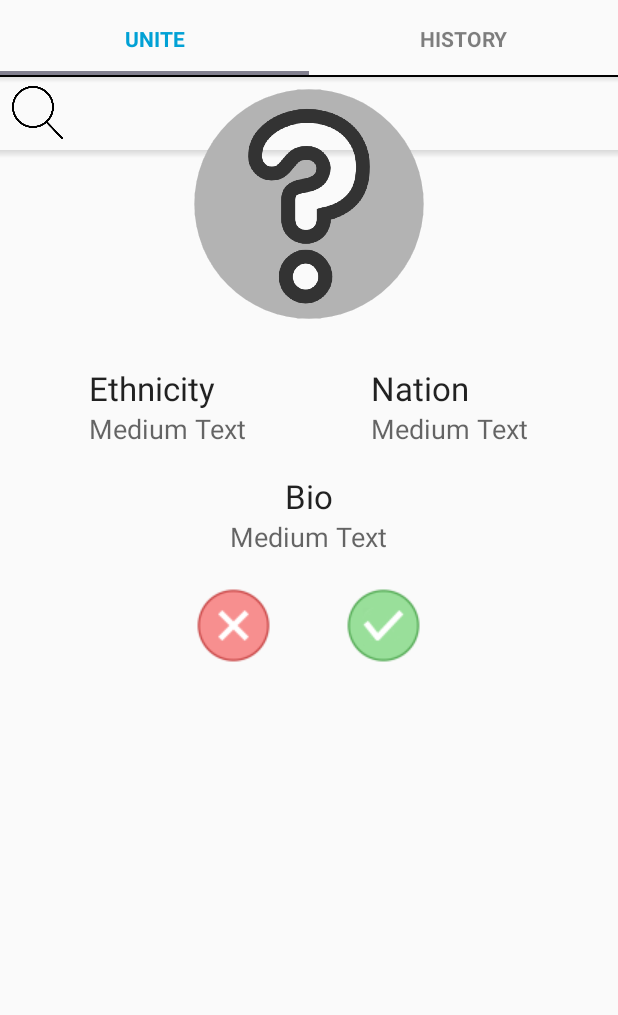
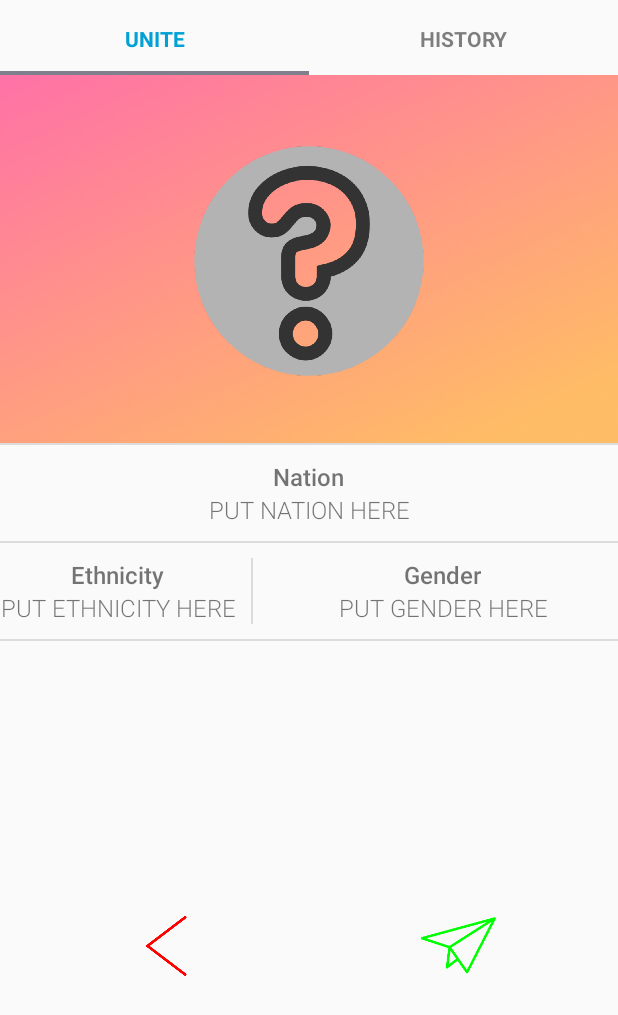
Before and after one commit to nickyhuynh/Unite, an Android app: the MainActivity screen opened directly, with no data from a screen before it, on a phone screen of 412 x 824 dp. Shown: the top 1015 px of the screen. Run offline under Robolectric (Android 15) with nearby library versions, the phone set to English and light mode, and no system bars.

Commit message:
ui changes

```diff
--- a/app/src/main/java/com/powergroup/unite/app/GenericActivity.java
+++ b/app/src/main/java/com/powergroup/unite/app/GenericActivity.java
@@ -50,11 +50,11 @@ public class GenericActivity extends FragmentActivity {
         finish();
     }
 
-//    public void navigateToQR() {
-//        Log.d(TAG, "Navigated to QR.");
-//        Intent intent = new Intent();
-//        intent.setClass(Application.getInstance(), QRActivity.class);
-//        startActivity(intent);
-//        finish();
-//    }
+    public void navigateToQR() {
+        Log.d(TAG, "Navigated to QR.");
+        Intent intent = new Intent();
+        intent.setClass(Application.getInstance(), QRActivity.class);
+        startActivity(intent);
+        finish();
+    }
 }
--- a/app/src/main/java/com/powergroup/unite/launcher/LauncherActivity.java
+++ b/app/src/main/java/com/powergroup/unite/launcher/LauncherActivity.java
@@ -40,7 +40,7 @@ public class LauncherActivity extends GenericActivity {
             public void onFinish() {
                 if(AccessToken.getCurrentAccessToken() != null) {
 //                    navigateToMain();
-                    navigateToCreateProfile();
+                    navigateToMain();
                 } else {
                     navigateToLogin();
                 }
--- a/app/src/main/java/com/powergroup/unite/login/LoginActivity.java
+++ b/app/src/main/java/com/powergroup/unite/login/LoginActivity.java
@@ -53,7 +53,8 @@ public class LoginActivity extends GenericActivity {
             @Override
             public void onSuccess(LoginResult loginResult) {
                 Log.d(TAG, "Logged in!");
-                navigateToCreateProfile();
+//                navigateToCreateProfile();
+                navigateToMain();
             }
 
             @Override
--- a/app/src/main/res/layout/activity_main.xml
+++ b/app/src/main/res/layout/activity_main.xml
@@ -31,7 +31,14 @@
         android:weightSum="1"
         android:layout_below="@+id/tabs">
 
+        <RelativeLayout
+            android:layout_width="match_parent"
+            android:layout_height="245dp"
+            android:gravity="center"
+            android:background="@drawable/user_profile_gradient">
+
             <com.powergroup.unite.app.CircularImageView
+                android:layout_marginTop="25dp"
                 android:layout_width="172dp"
                 android:layout_height="194dp"
                 android:id="@+id/imageView"
@@ -39,106 +46,142 @@
                 android:src="@drawable/question_mark"
                 android:background="#00ffffff" />
 
-        <RelativeLayout
+        </RelativeLayout>
+
+        <View style="@style/DividerNoTopMargin"/>
+
+        <LinearLayout
             android:layout_width="match_parent"
-            android:layout_height="72dp"
-            android:gravity="center_horizontal">
+            android:layout_height="wrap_content"
+            android:orientation="vertical">
 
             <TextView
                 android:layout_width="wrap_content"
                 android:layout_height="wrap_content"
-                android:textAppearance="?android:attr/textAppearanceLarge"
-                android:text="Ethnicity"
-                android:id="@+id/textView"
-                android:layout_alignParentTop="true"
-                android:layout_alignParentStart="true" />
+                android:text="Nation"
+                android:fontFamily="sans-serif-medium"
+                android:textSize="16sp"
+                android:id="@+id/nation_label"
+                android:layout_gravity="center"
+                android:gravity="center" />
 
             <TextView
-                android:layout_gravity="center_horizontal"
+                android:layout_gravity="center"
+                android:gravity="center"
+                android:layout_width="match_parent"
+                android:layout_height="wrap_content"
+                android:text="PUT NATION HERE"
+                android:fontFamily="sans-serif-light"
+                android:textSize="16sp"
+                android:id="@+id/user_nation"
+                android:layout_below="@id/nation_label"
+                />
+
+        </LinearLayout>
+
+        <View style="@style/Divider"/>
+
+        <LinearLayout
+            android:layout_width="match_parent"
+            android:layout_height="wrap_content"
+            android:orientation="horizontal">
+
+            <LinearLayout
                 android:layout_width="wrap_content"
                 android:layout_height="wrap_content"
-                android:textAppearance="?android:attr/textAppearanceMedium"
-                android:text="Medium Text"
-                android:id="@+id/textView5"
-                android:layout_below="@+id/textView"
-                android:layout_alignStart="@+id/textView" />
+                android:orientation="vertical"
+                android:id="@+id/layout_ethnicity">
 
                 <TextView
                     android:layout_width="wrap_content"
                     android:layout_height="wrap_content"
-                android:textAppearance="?android:attr/textAppearanceLarge"
-                android:text="Nation"
-                android:id="@+id/textView2"
-                android:layout_marginStart="83dp"
-                android:layout_above="@+id/textView6"
-                android:layout_toEndOf="@+id/textView5" />
+                    android:text="Ethnicity"
+                    android:fontFamily="sans-serif-medium"
+                    android:textSize="16sp"
+                    android:id="@+id/ethnicity_label"
+                    android:layout_gravity="center"
+                    android:gravity="center" />
+
+                <TextView
+                    android:layout_gravity="center"
+                    android:gravity="center"
+                    android:layout_width="wrap_content"
+                    android:layout_height="wrap_content"
+                    android:text="PUT ETHNICITY HERE"
+                    android:fontFamily="sans-serif-light"
+                    android:textSize="16sp"
+                    android:id="@+id/user_ethnicity"
+                    android:layout_below="@id/ethnicity_label"
+                    />
+
+            </LinearLayout>
+
+            <View style="@style/VerticalDivider"/>
+
+            <LinearLayout
+                android:layout_width="match_parent"
+                android:layout_height="wrap_content"
+                android:orientation="vertical"
+                android:id="@+id/layout_gender"
+                android:layout_toRightOf="@id/layout_ethnicity">
 
                 <TextView
                     android:layout_width="wrap_content"
                     android:layout_height="wrap_content"
-                android:textAppearance="?android:attr/textAppearanceMedium"
-                android:text="Medium Text"
-                android:id="@+id/textView6"
-                android:layout_alignBottom="@+id/textView5"
-                android:layout_alignStart="@+id/textView2" />
-        </RelativeLayout>
+                    android:text="Gender"
+                    android:fontFamily="sans-serif-medium"
+                    android:textSize="16sp"
+                    android:id="@+id/gender_label"
+                    android:layout_gravity="center"
+                    android:gravity="center" />
+
+                <TextView
+                    android:layout_gravity="center"
+                    android:gravity="center"
+                    android:layout_width="match_parent"
+                    android:layout_height="wrap_content"
+                    android:text="PUT GENDER HERE"
+                    android:fontFamily="sans-serif-light"
+                    android:textSize="16sp"
+                    android:id="@+id/user_gender"
+                    android:layout_below="@+id/gender_label"
+                    />
+
+            </LinearLayout>
+
+        </LinearLayout>
+
+        <View style="@style/Divider"/>
 
         <RelativeLayout
             android:layout_width="match_parent"
-            android:layout_height="76dp">
+            android:layout_height="match_parent">
 
-            <TextView
-                android:layout_width="wrap_content"
-                android:layout_height="wrap_content"
-                android:textAppearance="?android:attr/textAppearanceLarge"
-                android:text="Bio"
-                android:id="@+id/textView3"
-                android:layout_alignParentTop="true"
-                android:layout_centerHorizontal="true" />
+            <View
+                android:id="@+id/center_block"
+                android:layout_width="150dp"
+                android:layout_height="50dp"
+                android:layout_centerInParent="true"
+                android:background="@android:color/transparent"/>
 
-            <TextView
-                android:layout_width="wrap_content"
-                android:layout_height="wrap_content"
-                android:textAppearance="?android:attr/textAppearanceMedium"
-                android:text="Medium Text"
-                android:id="@+id/textView4"
-                android:layout_below="@+id/textView3"
-                android:layout_centerHorizontal="true" />
+            <ImageView
+                android:id="@+id/back_button"
+                android:background="@drawable/back_logo"
+                android:backgroundTint="#FF0000"
+                android:layout_width="40dp"
+                android:layout_height="40dp"
+                android:layout_toLeftOf="@id/center_block"
+                android:layout_centerVertical="true"/>
 
+            <ImageView
+                android:id="@+id/message_button"
+                android:background="@drawable/message_logo"
+                android:backgroundTint="#00FF00"
+                android:layout_width="50dp"
+                android:layout_height="50dp"
+                android:layout_toRightOf="@id/center_block"
+                android:layout_centerVertical="true" />
         </RelativeLayout>
-
-        <LinearLayout
-            android:orientation="horizontal"
-            android:layout_width="match_parent"
-            android:layout_height="246dp"
-            android:gravity="center_horizontal"
-            android:weightSum="1">
-
-            <ImageButton
-                android:layout_width="wrap_content"
-                android:layout_height="wrap_content"
-                android:text="Pass"
-                android:id="@+id/button"
-                android:layout_below="@+id/textView3"
-                android:layout_alignEnd="@+id/textView3"
-                android:layout_marginRight="50dp"
-                android:src="@drawable/cancel"
-                android:background="#00ffffff" />
-            <ImageButton
-                android:layout_width="wrap_content"
-                android:layout_height="wrap_content"
-                android:text="Meetup"
-                android:id="@+id/button2"
-                android:layout_below="@+id/textView3"
-                android:layout_toEndOf="@+id/textView3"
-                android:src="@drawable/message"
-                android:background="#00ffffff" />
-        </LinearLayout>
-
-        <LinearLayout
-            android:orientation="horizontal"
-            android:layout_width="match_parent"
-            android:layout_height="match_parent"></LinearLayout>
 
     </LinearLayout>
 
--- a/app/src/main/res/values/colors.xml
+++ b/app/src/main/res/values/colors.xml
@@ -1,7 +1,7 @@
 <?xml version="1.0" encoding="utf-8"?>
 <resources>
     <color name="colorPrimary">#01a1d5</color>
-    <color name="colorPrimaryDark">#0171d5</color>
+    <color name="colorPrimaryDark">#000000</color>
     <color name="colorAccent">#69452f</color>
 
 </resources>
--- a/app/src/main/res/values/styles.xml
+++ b/app/src/main/res/values/styles.xml
@@ -16,6 +16,14 @@
         <item name="android:layout_marginBottom">10dp</item>
     </style>
 
+    <style name="VerticalDivider">
+        <item name="android:layout_height">fill_parent</item>
+        <item name="android:layout_width">1dp</item>
+        <item name="android:background">?android:attr/listDivider</item>
+        <item name="android:layout_marginLeft">10dp</item>
+        <item name="android:layout_marginRight">10dp</item>
+    </style>
+
     <style name="DividerNoTopMargin">
         <item name="android:layout_width">match_parent</item>
         <item name="android:layout_height">1dp</item>
```
Also changed, not shown: app/src/main/res/drawable-xxhdpi/message_logo.png (added). Lines whose indentation alone changed are shown as unchanged.
